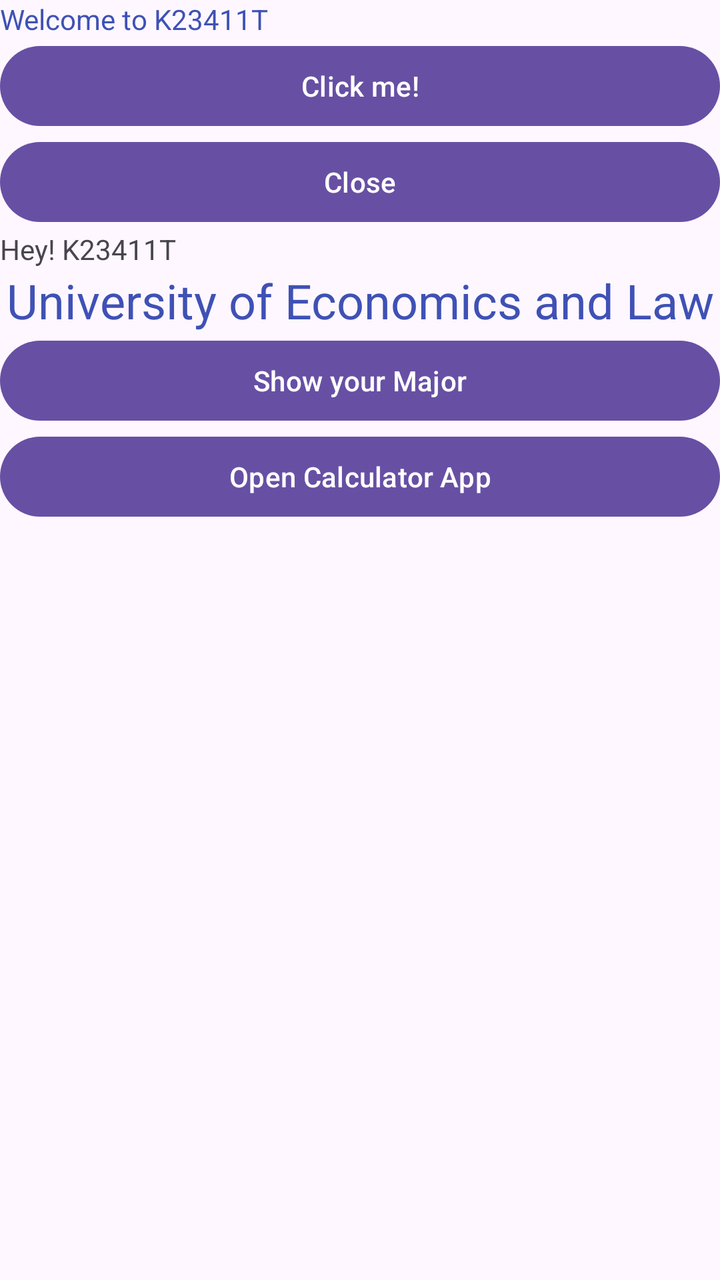
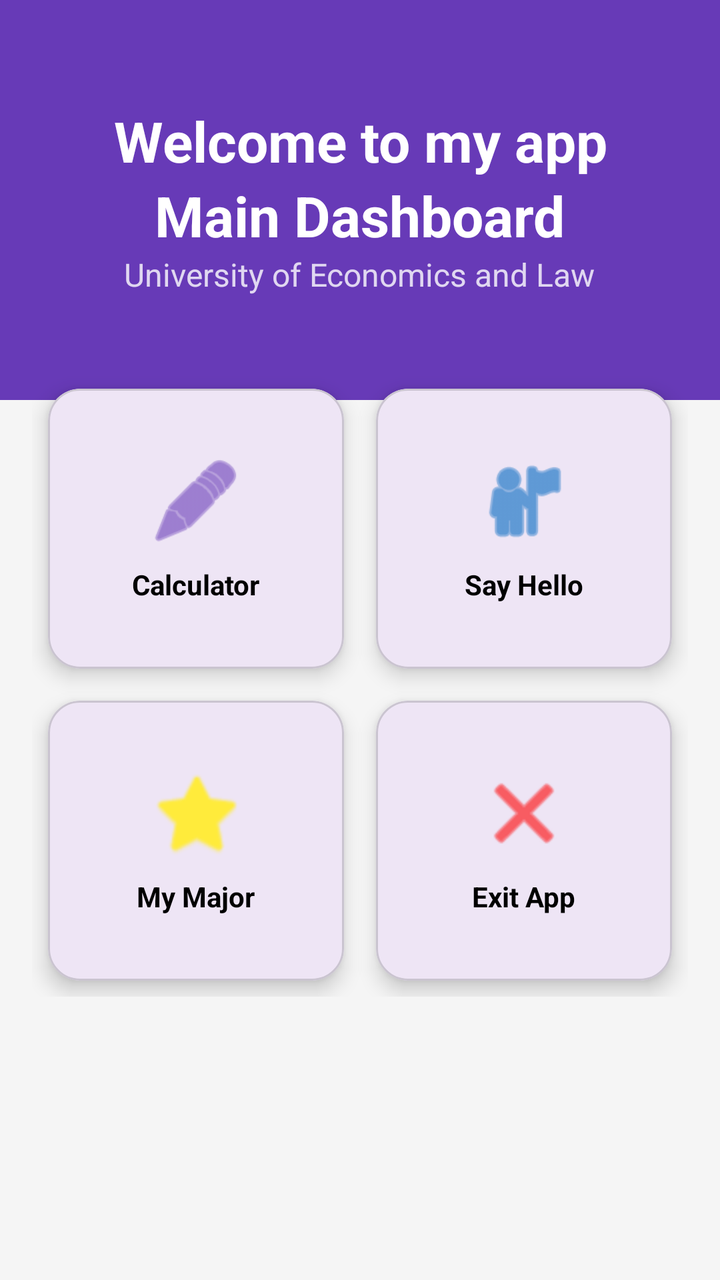

An Android layout rendered at two revisions. The XML below is the earlier revision; the diff shows what the commit changed to produce the second picture.
<!-- AndroidManifest.xml: application theme Theme.K23411TApp -->
<!-- res/layout/activity_main.xml -->
<?xml version="1.0" encoding="utf-8"?>
<LinearLayout xmlns:android="http://schemas.android.com/apk/res/android"
    xmlns:app="http://schemas.android.com/apk/res-auto"
    xmlns:tools="http://schemas.android.com/tools"
    android:id="@+id/main"
    android:layout_width="match_parent"
    android:layout_height="match_parent"
    android:orientation="vertical"
    app:layoutDescription="@xml/activity_main_scene">

    <ScrollView
        android:layout_width="match_parent"
        android:layout_height="match_parent">

        <LinearLayout
            android:layout_width="match_parent"
            android:layout_height="wrap_content"
            android:orientation="vertical" >

            <TextView
                android:id="@+id/textView2"
                android:layout_width="match_parent"
                android:layout_height="wrap_content"
                android:text="Welcome to K23411T"
                android:textColor="#3F51B5" />

            <Button
                android:id="@+id/btnClickme"
                android:layout_width="match_parent"
                android:layout_height="wrap_content"
                android:onClick="say_hello"
                android:text="Click me!" />

            <Button
                android:id="@+id/btnClose"
                android:layout_width="match_parent"
                android:layout_height="wrap_content"
                android:onClick="exit_app"
                android:text="Close" />

            <TextView
                android:id="@+id/textView3"
                android:layout_width="match_parent"
                android:layout_height="wrap_content"
                android:text="Hey! K23411T" />

            <TextView
                android:id="@+id/textView"
                android:layout_width="match_parent"
                android:layout_height="wrap_content"
                android:text="@string/str_university"
                android:textAlignment="center"
                android:textColor="#3F51B5"
                android:textSize="24sp" />

            <Button
                android:id="@+id/btnShowMajor"
                android:layout_width="match_parent"
                android:layout_height="wrap_content"
                android:onClick="show_my_major"
                android:text="@string/str_your_major" />

            <Button
                android:onClick="openCalculatorApp"
                android:id="@+id/btnOpenCalApp"
                android:layout_width="match_parent"
                android:layout_height="wrap_content"
                android:text="@string/str_open_calculator_app" />
        </LinearLayout>
    </ScrollView>

</LinearLayout>
<!-- resources referenced by this layout -->
<resources>
  <string name="str_open_calculator_app">Open Calculator App</string>
  <string name="str_university">University of Economics and Law</string>
  <string name="str_your_major">Show your Major</string>
  <style name="Theme.K23411TApp" parent="Base.Theme.K23411TApp" />
  <style name="Base.Theme.K23411TApp" parent="Theme.Material3.DayNight.NoActionBar">
          
          
      </style>
</resources>

<!-- the commit's change to res/layout/activity_main.xml (unified diff, before → after) -->
@@ -5,68 +5,202 @@
     android:id="@+id/main"
     android:layout_width="match_parent"
     android:layout_height="match_parent"
+    android:background="@color/gray_light"
     android:orientation="vertical"
-    app:layoutDescription="@xml/activity_main_scene">
+    tools:context=".MainActivity">
+
+    
+    <LinearLayout
+        android:layout_width="match_parent"
+        android:layout_height="200dp"
+        android:background="@color/purple_primary"
+        android:gravity="center"
+        android:orientation="vertical"
+        android:padding="24dp">
+
+        <TextView
+            android:id="@+id/txtWelcome"
+            android:layout_width="match_parent"
+            android:layout_height="wrap_content"
+            android:text="Welcome to my app"
+            android:textAlignment="center"
+            android:textColor="@color/white"
+            android:textSize="28sp"
+            android:textStyle="bold" />
+
+        <TextView
+            android:id="@+id/txtMainDashboard"
+            android:layout_width="wrap_content"
+            android:layout_height="wrap_content"
+            android:text="Main Dashboard"
+            android:textColor="@color/white"
+            android:textSize="28sp"
+            android:textStyle="bold" />
+
+        <TextView
+            android:layout_width="wrap_content"
+            android:layout_height="wrap_content"
+            android:alpha="0.8"
+            android:text="@string/str_university"
+            android:textColor="@color/white"
+            android:textSize="16sp" />
+    </LinearLayout>
 
     <ScrollView
         android:layout_width="match_parent"
-        android:layout_height="match_parent">
-
-        <LinearLayout
+        android:layout_height="0dp"
+        android:layout_weight="1"
+        android:layout_marginTop="-30dp">
+
+        <GridLayout
             android:layout_width="match_parent"
             android:layout_height="wrap_content"
-            android:orientation="vertical" >
-
-            <TextView
-                android:id="@+id/textView2"
-                android:layout_width="match_parent"
-                android:layout_height="wrap_content"
-                android:text="Welcome to K23411T"
-                android:textColor="#3F51B5" />
-
-            <Button
-                android:id="@+id/btnClickme"
-                android:layout_width="match_parent"
-                android:layout_height="wrap_content"
+            android:alignmentMode="alignMargins"
+            android:columnCount="2"
+            android:padding="16dp"
+            android:rowCount="3">
+
+            
+            <com.google.android.material.card.MaterialCardView
+                android:layout_width="0dp"
+                android:layout_height="140dp"
+                android:layout_rowWeight="1"
+                android:layout_columnWeight="1"
+                android:layout_margin="8dp"
+                android:clickable="true"
+                android:focusable="true"
+                android:onClick="openCalculatorApp"
+                app:cardCornerRadius="16dp"
+                app:cardElevation="6dp">
+
+                <LinearLayout
+                    android:layout_width="match_parent"
+                    android:layout_height="match_parent"
+                    android:gravity="center"
+                    android:orientation="vertical">
+
+                    <ImageView
+                        android:layout_width="48dp"
+                        android:layout_height="48dp"
+                        android:src="@android:drawable/ic_menu_edit"
+                        app:tint="@color/purple_primary" />
+
+                    <TextView
+                        android:layout_width="wrap_content"
+                        android:layout_height="wrap_content"
+                        android:layout_marginTop="8dp"
+                        android:text="Calculator"
+                        android:textColor="@color/black"
+                        android:textStyle="bold" />
+                </LinearLayout>
+            </com.google.android.material.card.MaterialCardView>
+
+            
+            <com.google.android.material.card.MaterialCardView
+                android:layout_width="0dp"
+                android:layout_height="140dp"
+                android:layout_rowWeight="1"
+                android:layout_columnWeight="1"
+                android:layout_margin="8dp"
+                android:clickable="true"
+                android:focusable="true"
                 android:onClick="say_hello"
-                android:text="Click me!" />
-
-            <Button
-                android:id="@+id/btnClose"
-                android:layout_width="match_parent"
-                android:layout_height="wrap_content"
+                app:cardCornerRadius="16dp"
+                app:cardElevation="6dp">
+
+                <LinearLayout
+                    android:layout_width="match_parent"
+                    android:layout_height="match_parent"
+                    android:gravity="center"
+                    android:orientation="vertical">
+
+                    <ImageView
+                        android:layout_width="48dp"
+                        android:layout_height="48dp"
+                        android:src="@android:drawable/ic_menu_myplaces"
+                        app:tint="@color/blue" />
+
+                    <TextView
+                        android:layout_width="wrap_content"
+                        android:layout_height="wrap_content"
+                        android:layout_marginTop="8dp"
+                        android:text="Say Hello"
+                        android:textColor="@color/black"
+                        android:textStyle="bold" />
+                </LinearLayout>
+            </com.google.android.material.card.MaterialCardView>
+
+            
+            <com.google.android.material.card.MaterialCardView
+                android:layout_width="0dp"
+                android:layout_height="140dp"
+                android:layout_rowWeight="1"
+                android:layout_columnWeight="1"
+                android:layout_margin="8dp"
+                android:clickable="true"
+                android:focusable="true"
+                android:onClick="show_my_major"
+                app:cardCornerRadius="16dp"
+                app:cardElevation="6dp">
+
+                <LinearLayout
+                    android:layout_width="match_parent"
+                    android:layout_height="match_parent"
+                    android:gravity="center"
+                    android:orientation="vertical">
+
+                    <ImageView
+                        android:layout_width="48dp"
+                        android:layout_height="48dp"
+                        android:src="@android:drawable/btn_star_big_on"
+                        app:tint="@color/yellow" />
+
+                    <TextView
+                        android:layout_width="wrap_content"
+                        android:layout_height="wrap_content"
+                        android:layout_marginTop="8dp"
+                        android:text="My Major"
+                        android:textColor="@color/black"
+                        android:textStyle="bold" />
+                </LinearLayout>
+            </com.google.android.material.card.MaterialCardView>
+
+            
+            <com.google.android.material.card.MaterialCardView
+                android:layout_width="0dp"
+                android:layout_height="140dp"
+                android:layout_rowWeight="1"
+                android:layout_columnWeight="1"
+                android:layout_margin="8dp"
+                android:clickable="true"
+                android:focusable="true"
                 android:onClick="exit_app"
-                android:text="Close" />
-
-            <TextView
-                android:id="@+id/textView3"
-                android:layout_width="match_parent"
-                android:layout_height="wrap_content"
-                android:text="Hey! K23411T" />
-
-            <TextView
-                android:id="@+id/textView"
-                android:layout_width="match_parent"
-                android:layout_height="wrap_content"
-                android:text="@string/str_university"
-                android:textAlignment="center"
-                android:textColor="#3F51B5"
-                android:textSize="24sp" />
-
-            <Button
-                android:id="@+id/btnShowMajor"
-                android:layout_width="match_parent"
-                android:layout_height="wrap_content"
-                android:onClick="show_my_major"
-                android:text="@string/str_your_major" />
-
-            <Button
-                android:onClick="openCalculatorApp"
-                android:id="@+id/btnOpenCalApp"
-                android:layout_width="match_parent"
-                android:layout_height="wrap_content"
-                android:text="@string/str_open_calculator_app" />
-        </LinearLayout>
+                app:cardCornerRadius="16dp"
+                app:cardElevation="6dp">
+
+                <LinearLayout
+                    android:layout_width="match_parent"
+                    android:layout_height="match_parent"
+                    android:gravity="center"
+                    android:orientation="vertical">
+
+                    <ImageView
+                        android:layout_width="48dp"
+                        android:layout_height="48dp"
+                        android:src="@android:drawable/ic_menu_close_clear_cancel"
+                        app:tint="@color/red" />
+
+                    <TextView
+                        android:layout_width="wrap_content"
+                        android:layout_height="wrap_content"
+                        android:layout_marginTop="8dp"
+                        android:text="Exit App"
+                        android:textColor="@color/black"
+                        android:textStyle="bold" />
+                </LinearLayout>
+            </com.google.android.material.card.MaterialCardView>
+
+        </GridLayout>
     </ScrollView>
 
 </LinearLayout>
<!-- resource entries referenced after the edit -->
@@ -1,8 +1,13 @@
 <!-- resources referenced by this layout -->
 <resources>
-  <string name="str_open_calculator_app">Open Calculator App</string>
+  <color name="black">#FF000000</color>
+  <color name="blue">#0067C0</color>
+  <color name="gray_light">#F5F5F5</color>
+  <color name="purple_primary">#673AB7</color>
+  <color name="red">#FF0000</color>
+  <color name="white">#FFFFFFFF</color>
+  <color name="yellow">#FFEB3B</color>
   <string name="str_university">University of Economics and Law</string>
-  <string name="str_your_major">Show your Major</string>
   <style name="Theme.K23411TApp" parent="Base.Theme.K23411TApp" />
   <style name="Base.Theme.K23411TApp" parent="Theme.Material3.DayNight.NoActionBar">
           
